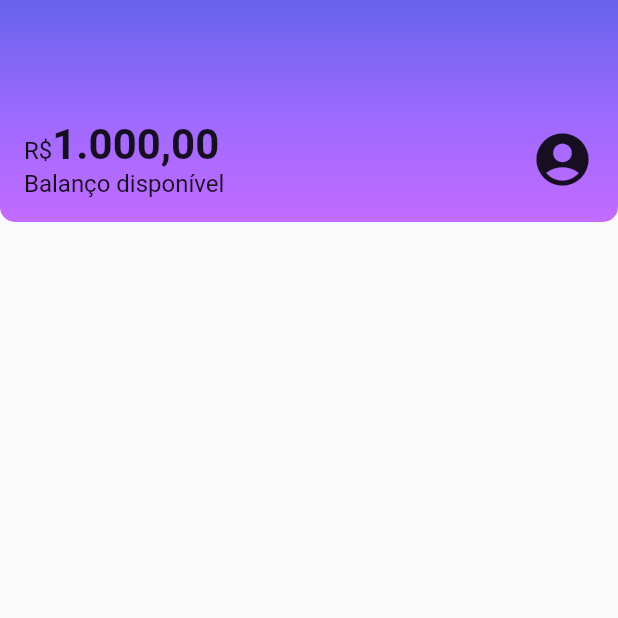
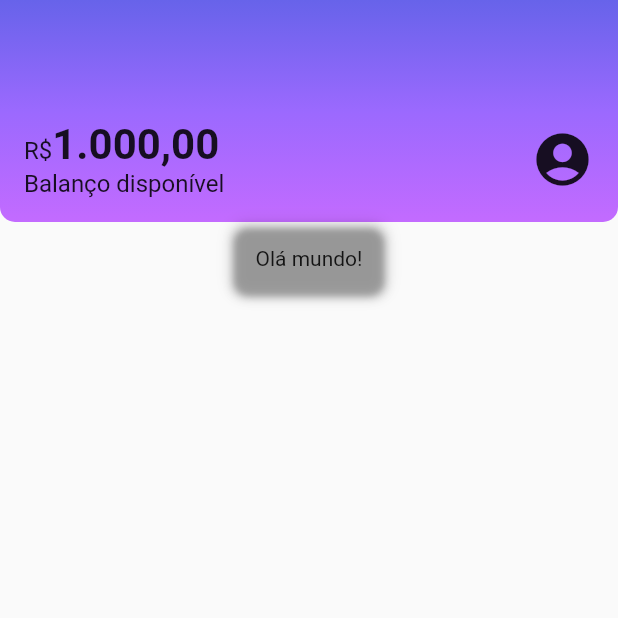
Before and after one commit to JoaoVGStahl/jvgbank, a Flutter app: the screen it shows after launch, on a phone screen of 412 x 824 dp, the top half of it. Run offline on Flutter 3.47's test engine with Material 2 defaults, Android fonts, the light colour scheme and no system bars; statements that could not run were skipped.

Commit message:
Aula 3 - Estilizando Card

```diff
--- a/lib/pages/home.dart
+++ b/lib/pages/home.dart
@@ -1,4 +1,5 @@
 import 'package:flutter/material.dart';
+import 'package:jvgbank/widgets/box.card.dart';
 import 'package:jvgbank/widgets/sections/header.dart';
 
 class HomePage extends StatelessWidget {
@@ -10,6 +11,9 @@ class HomePage extends StatelessWidget {
       body: Column(
         children: [
           Header(),
+          BoxCard(
+            boxContent: Text("Olá mundo!"),
+          ),
         ],
       ),
     );
--- /dev/null
+++ b/lib/widgets/box.card.dart
@@ -0,0 +1,23 @@
+import 'package:flutter/material.dart';
+
+class BoxCard extends StatelessWidget {
+  const BoxCard({
+    super.key,
+    required this.boxContent,
+  });
+
+  final Widget boxContent;
+
+  @override
+  Widget build(BuildContext context) {
+    return Container(
+      padding: const EdgeInsets.all(16),
+      decoration: BoxDecoration(
+        color: ,
+        borderRadius: BorderRadius.circular(10),
+        boxShadow: kElevationToShadow[3],
+      ),
+      child: boxContent,
+    );
+  }
+}
```
